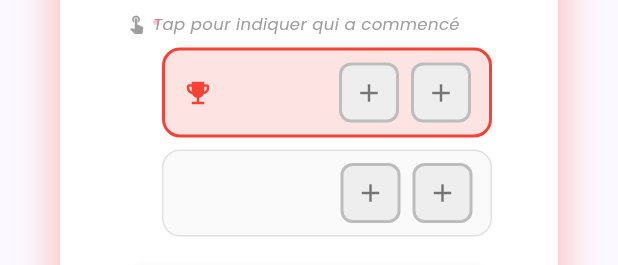
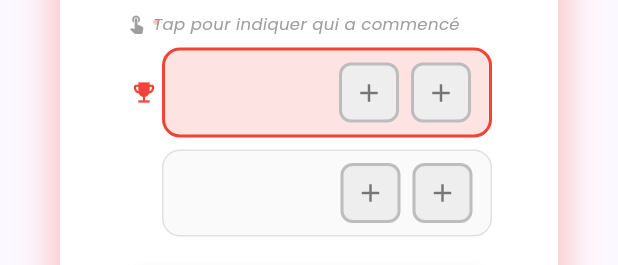
Before and after one commit to Jbijjer/lorcana_lore_counter, a Flutter app: the RoundVictoryDialog widget shown alone on an empty page, opened directly with empty values, on a phone screen of 412 x 824 dp. Shown: the part 692-957 px from the top of the screen. Run offline on Flutter 3.47's test engine with Material 3 defaults, Android fonts, the phone set to English and light mode, and no system bars; our stand-ins replace flutter_riverpod, flutter_svg, freezed_annotation, google_fonts, hive, hive_flutter and 2 more; accounts and stored records are empty; generated files the repository leaves out were written again.

Commit message:
🎨 Déplacer le trophée aussi dans la marge de gauche
- Trophée et drapeau empilés verticalement dans la marge
- Largeur de l'encadré reste constante

```diff
--- a/lib/features/game/presentation/widgets/round_victory_dialog.dart
+++ b/lib/features/game/presentation/widgets/round_victory_dialog.dart
@@ -387,16 +387,26 @@ class _RoundVictoryDialogState extends State<RoundVictoryDialog>
       borderRadius: BorderRadius.circular(12),
       child: Row(
         children: [
-          // Icône drapeau à gauche de l'encadré si ce joueur a commencé
+          // Icônes à gauche de l'encadré (trophée et/ou drapeau)
           SizedBox(
             width: 24,
-            child: isFirstToPlay
-                ? const Icon(
+            child: Column(
+              mainAxisSize: MainAxisSize.min,
+              children: [
+                if (isWinner)
+                  Icon(
+                    Icons.emoji_events,
+                    color: _victoryColor,
+                    size: 18,
+                  ),
+                if (isFirstToPlay)
+                  Icon(
                     Icons.flag,
                     color: AppTheme.amberColor,
-                    size: 18,
-                  )
-                : null,
+                    size: 16,
+                  ),
+              ],
+            ),
           ),
           // Encadré du joueur
           Expanded(
@@ -413,15 +423,6 @@ class _RoundVictoryDialogState extends State<RoundVictoryDialog>
               ),
               child: Row(
                 children: [
-                  // Icône trophée si gagnant
-                  if (isWinner) ...[
-                    Icon(
-                      Icons.emoji_events,
-                      color: _victoryColor,
-                      size: 20,
-                    ),
-                    const SizedBox(width: 6),
-                  ],
                   Expanded(
                     child: Text(
                       playerName,
```
